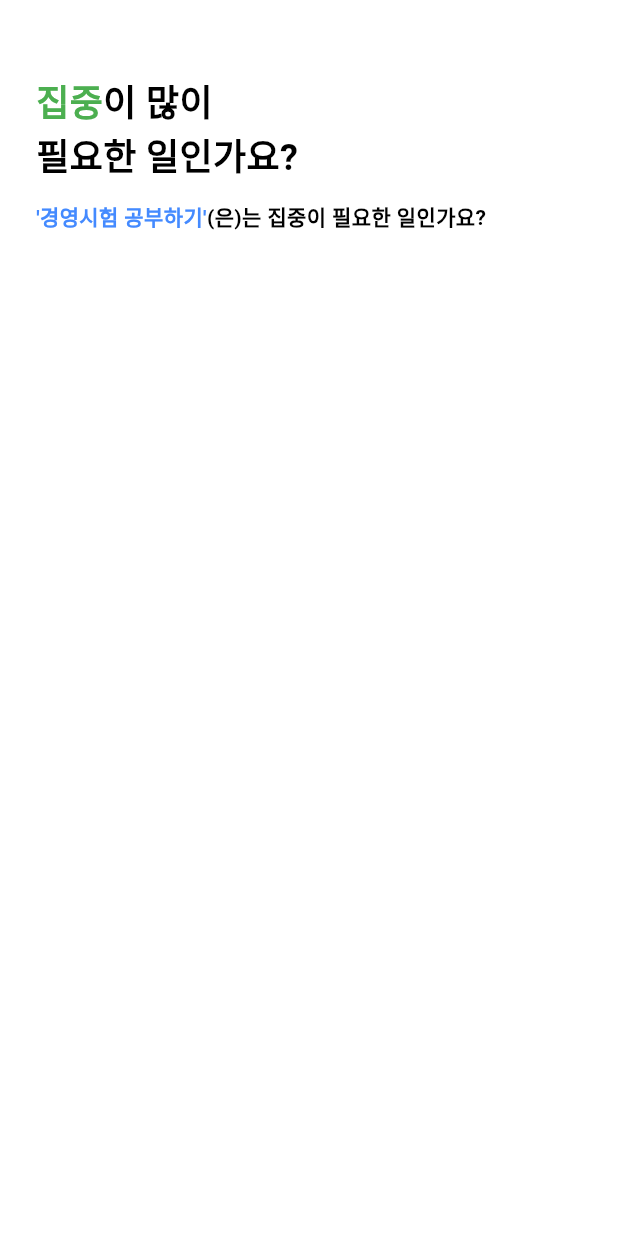
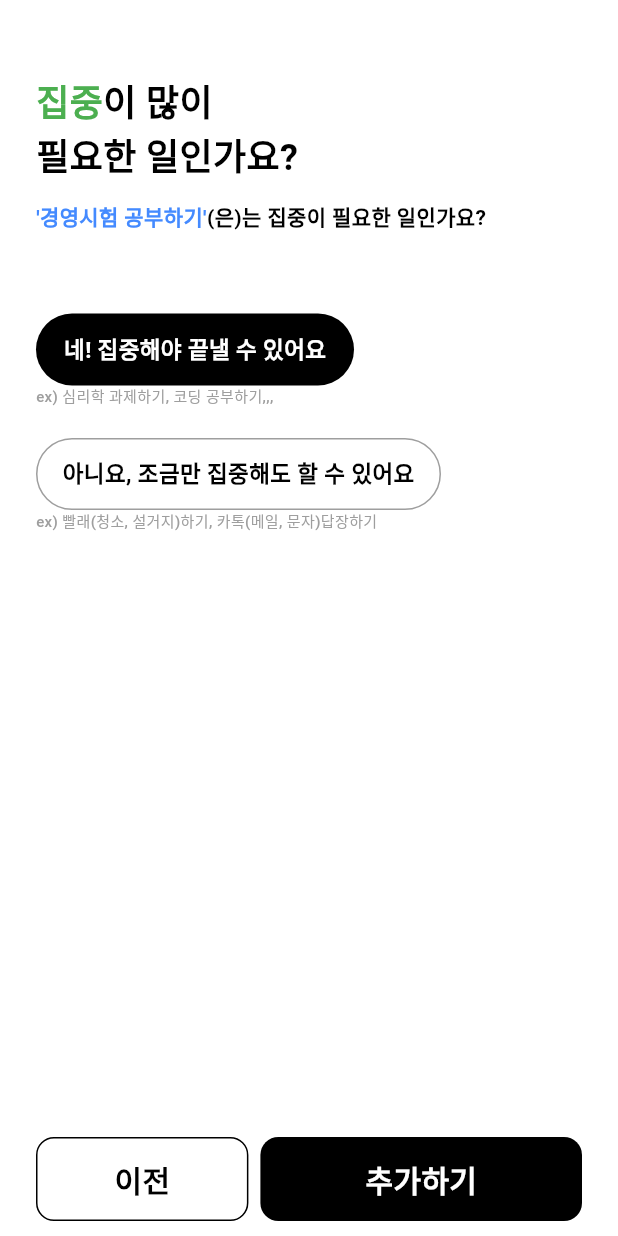
Before and after one commit to seongukHEO/StarryWaveScreen, a Flutter app: the AddFocusedWidget screen opened directly, on a phone screen of 412 x 824 dp. Run offline on Flutter 3.47's test engine with Material 3 defaults, Android fonts, the phone set to English and light mode, and no system bars; our stand-ins replace flutter_riverpod, flutter_svg, table_calendar.

Commit message:
feat : add_focused_widget.dart 화면 구현

```diff
--- a/lib/widget/addJob/add_focused_widget.dart
+++ b/lib/widget/addJob/add_focused_widget.dart
@@ -42,6 +42,95 @@ class AddFocusedWidget extends StatelessWidget {
                     ]
                 )
             ),
+            SizedBox(height: 54,),
+            GestureDetector(
+              onTap: (){
+
+              },
+              child: Container(
+                height: 48,
+                width: 212,
+                decoration: BoxDecoration(
+                  borderRadius: BorderRadius.circular(24),
+                  color: Colors.black
+                ),
+                child: Align(
+                  alignment: Alignment.center,
+                  child: Text('네! 집중해야 끝낼 수 있어요', style: TextStyle(
+                    fontSize: 15, fontWeight: FontWeight.w700, color: Colors.white
+                  ),),
+                ),
+              ),
+            ),
+            Text("ex) 심리학 과제하기, 코딩 공부하기,,,", style: TextStyle(fontWeight: FontWeight.w500, fontSize: 10, color: Colors.grey),),
+            SizedBox(height: 20,),
+            GestureDetector(
+              onTap: (){
+
+              },
+              child: Container(
+                height: 48,
+                width: 270,
+                decoration: BoxDecoration(
+                    borderRadius: BorderRadius.circular(24),
+                    color: Colors.white,
+                    border: Border.all(color: Colors.grey)
+                ),
+                child: Align(
+                  alignment: Alignment.center,
+                  child: Text('아니요, 조금만 집중해도 할 수 있어요', style: TextStyle(
+                      fontSize: 15, fontWeight: FontWeight.w700, color: Colors.black
+                  ),),
+                ),
+              ),
+            ),
+            Text("ex) 빨래(청소, 설거지)하기, 카톡(메일, 문자)답장하기", style: TextStyle(fontWeight: FontWeight.w500, fontSize: 10, color: Colors.grey),),
+            Expanded(
+              child: Column(
+                mainAxisAlignment: MainAxisAlignment.end,
+                children: [
+                  Row(
+                    children: [
+                      Expanded(
+                        flex: 2,
+                        child: GestureDetector(
+                          onTap: (){},
+                          child: Container(
+                            height: 56,
+                            margin: EdgeInsets.fromLTRB(0, 0, 4, 0),
+                            decoration: BoxDecoration(
+                                borderRadius: BorderRadius.circular(12),
+                                border: Border.all(),
+                                color: Colors.white
+                            ),
+                            child: Align(
+                                alignment: Alignment.center,
+                                child: Text("이전", style: TextStyle(color: Colors.black, fontWeight: FontWeight.w700, fontSize: 20),)),
+                          ),
+                        ),
+                      ),
+                      Expanded(
+                        flex: 3,
+                        child: GestureDetector(
+                          onTap: (){},
+                          child: Container(
+                            height: 56,
+                            margin: EdgeInsets.fromLTRB(4, 0, 0, 0),
+                            decoration: BoxDecoration(
+                                borderRadius: BorderRadius.circular(12),
+                                color: Colors.black
+                            ),
+                            child: Align(
+                                alignment: Alignment.center,
+                                child: Text("추가하기", style: TextStyle(color: Colors.white, fontWeight: FontWeight.w700, fontSize: 20),)),
+                          ),
+                        ),
+                      )
+                    ],
+                  )
+                ],
+              ),
+            )
           ],
         ),
       ),
```
